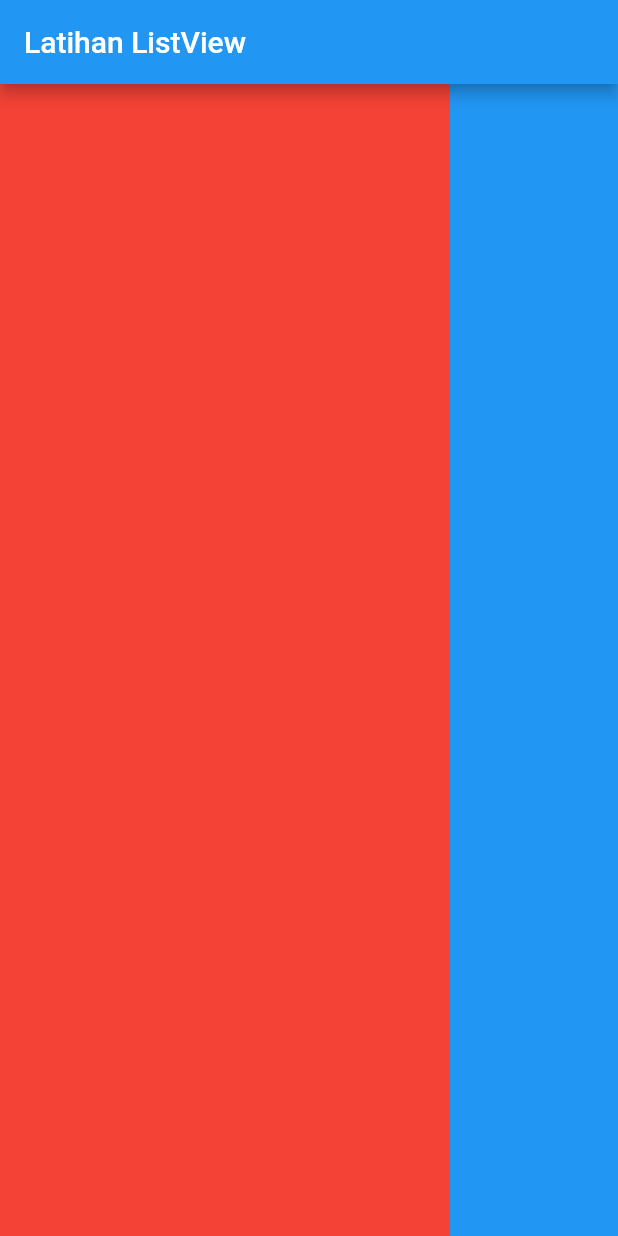
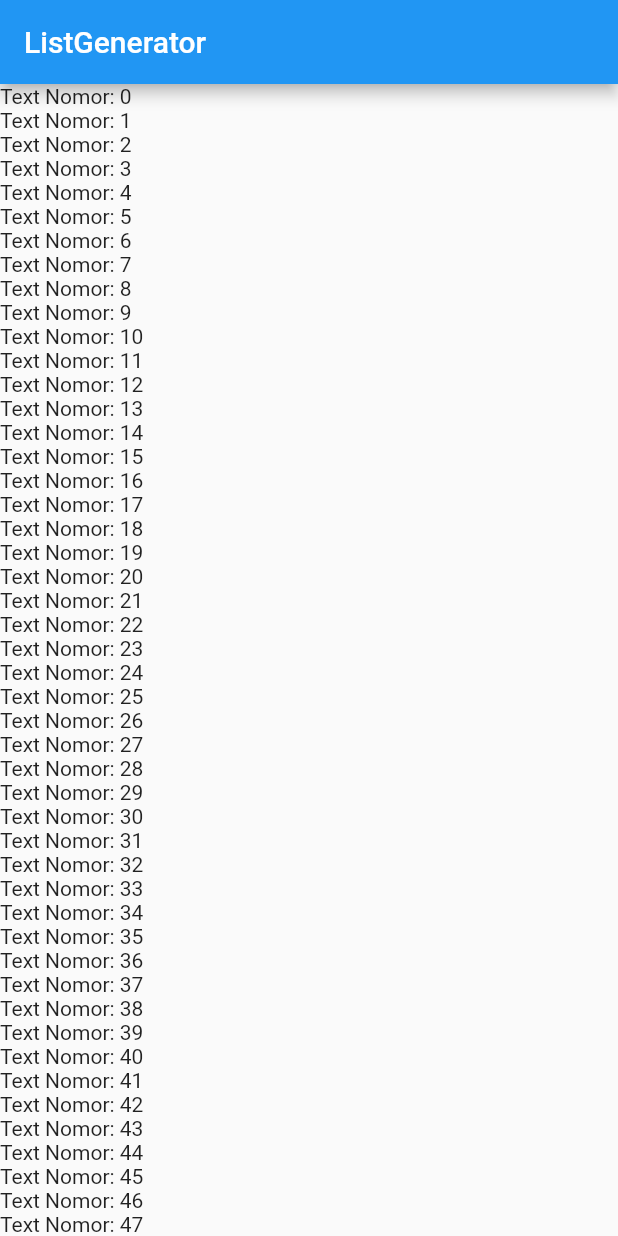
Before and after one commit to perymerdeka/mastering-flutter, a Flutter app: the screen it shows after launch, on a phone screen of 412 x 824 dp. Run offline on Flutter 3.47's test engine with Material 2 defaults, Android fonts, the phone set to English and light mode, and no system bars; accounts and stored records are empty.

Commit message:
Done Chapter 8

```diff
--- a/lists/lib/main.dart
+++ b/lists/lib/main.dart
@@ -1,5 +1,6 @@
 import 'package:flutter/material.dart';
-import 'package:lists/pages/home.dart';
+import 'package:lists/pages/generator.dart';
+import 'package:lists/pages/separator.dart';
 
 void main() {
   runApp(MyApp());
@@ -11,7 +12,7 @@ class MyApp extends StatelessWidget {
   @override
   Widget build(BuildContext context) {
     return MaterialApp(
-      home: Home(),
+      home: ListGeneratorView(),
     );
   }
 }
--- /dev/null
+++ b/lists/lib/pages/generator.dart
@@ -0,0 +1,27 @@
+import 'package:flutter/material.dart';
+
+/// generate widget
+List<Widget> listOfText = List.generate(100, (index) {
+  return Text('Text Nomor: $index');
+});
+
+class ListGeneratorView extends StatelessWidget {
+  const ListGeneratorView({Key? key}) : super(key: key);
+
+  @override
+  Widget build(BuildContext context) {
+    return Scaffold(
+      appBar: AppBar(
+        title: Text('ListGenerator'),
+      ),
+      body: ListView.builder(
+        itemCount: listOfText.length,
+        itemBuilder: (context, index) {
+          return Container(
+            child: listOfText[index],
+          );
+        },
+      ),
+    );
+  }
+}
--- a/lists/lib/pages/home.dart
+++ b/lists/lib/pages/home.dart
@@ -1,17 +1,7 @@
 import 'package:flutter/material.dart';
 
-class Home extends StatelessWidget {
-  const Home({Key? key}) : super(key: key);
-
-  @override
-  Widget build(BuildContext context) {
-    return Scaffold(
-      appBar: AppBar(
-        title: Text('Latihan ListView'),
-      ),
-      body: ListView(
-        scrollDirection: Axis.horizontal,
-        children: [
+/// List of Widget
+List<Widget> myList = [
   Container(
     height: 300,
     width: 300,
@@ -31,8 +21,22 @@ class Home extends StatelessWidget {
     height: 300,
     width: 300,
     color: Colors.amber,
-          )
-        ],
+  ),
+  Text('Ini adalah Text')
+];
+
+class Home extends StatelessWidget {
+  const Home({Key? key}) : super(key: key);
+
+  @override
+  Widget build(BuildContext context) {
+    return Scaffold(
+      appBar: AppBar(
+        title: Text('Latihan ListView'),
+      ),
+      body: ListView(
+        scrollDirection: Axis.vertical,
+        children: myList,
       ),
     );
   }
```
Also changed, not shown: lists/lib/pages/homes.dart (added, +22 -0 lines), lists/lib/pages/separator.dart (added, +31 -0 lines), lists/docs/builder.png (added), lists/docs/builders.png (added), lists/docs/generate.png (added), lists/docs/listofwidget.png (added), 2 other files. Lines whose indentation alone changed are shown as unchanged.
